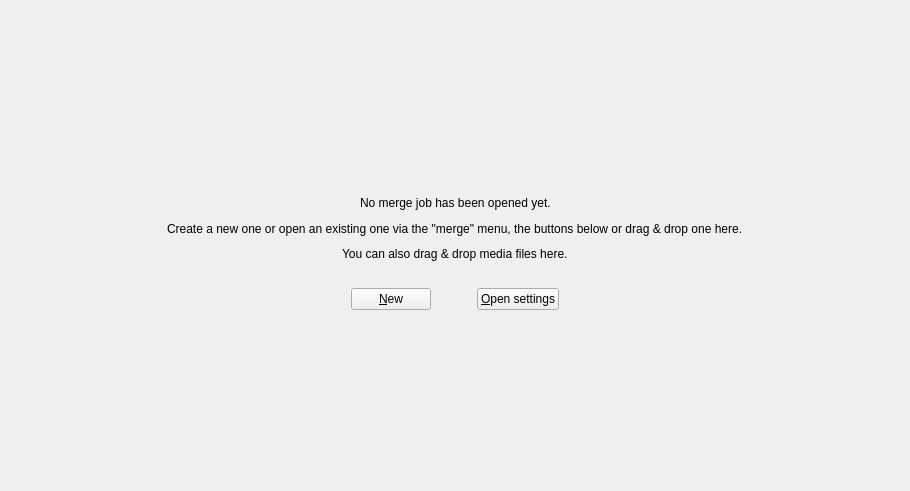
The window that src/mkvtoolnix-gui/forms/merge/tool.ui (jpsdr/MKVToolnix-Windows-7) describes before a commit, drawn with Qt 5.
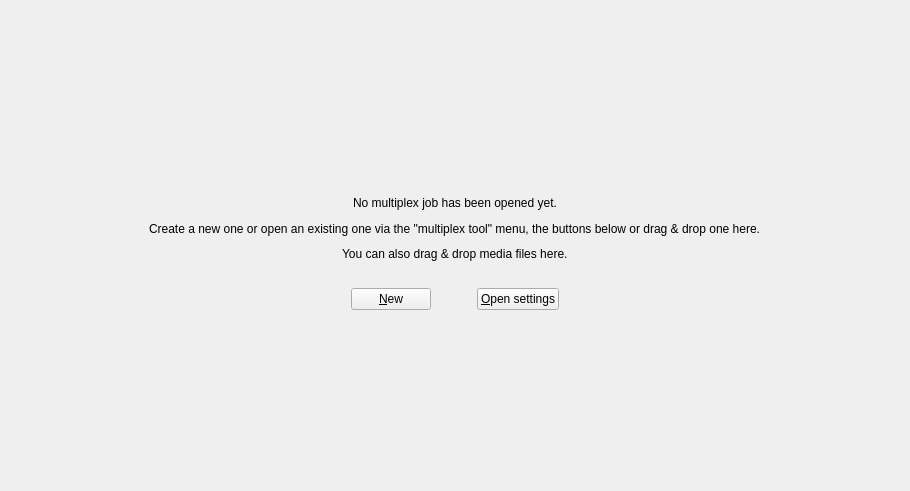
The same window after the commit. Icons and pictures are not drawn.

Commit message: all programs: consistently use "multiplex" instead of "merge"

Diff of the .ui file:
```diff
--- a/src/mkvtoolnix-gui/forms/merge/tool.ui
+++ b/src/mkvtoolnix-gui/forms/merge/tool.ui
@@ -85,7 +85,7 @@
             <item>
              <widget class="QLabel" name="noFileOpenedLabel">
               <property name="text">
-               <string>No merge job has been opened yet.</string>
+               <string>No multiplex job has been opened yet.</string>
               </property>
              </widget>
             </item>
@@ -122,7 +122,7 @@
             <item>
              <widget class="QLabel" name="howToOpenLabel">
               <property name="text">
-               <string>Create a new one or open an existing one via the "merge" menu, the buttons below or drag &amp; drop one here.</string>
+               <string>Create a new one or open an existing one via the "multiplex tool" menu, the buttons below or drag &amp; drop one here.</string>
               </property>
              </widget>
             </item>
```
The commit also changes 16 other files.
